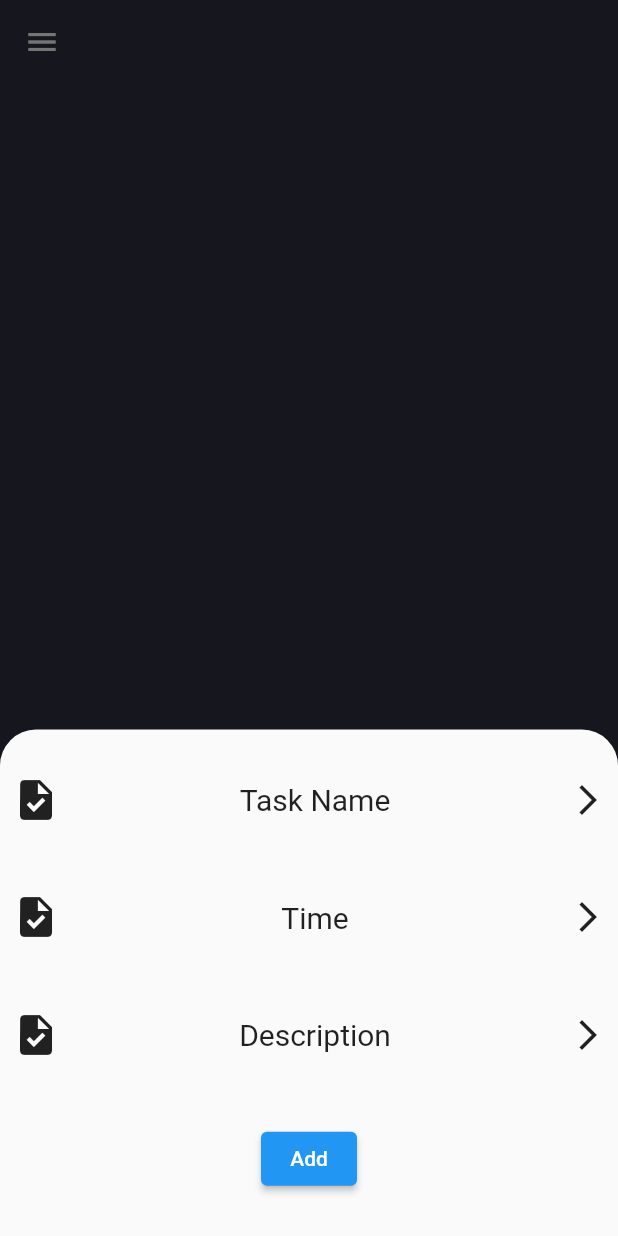
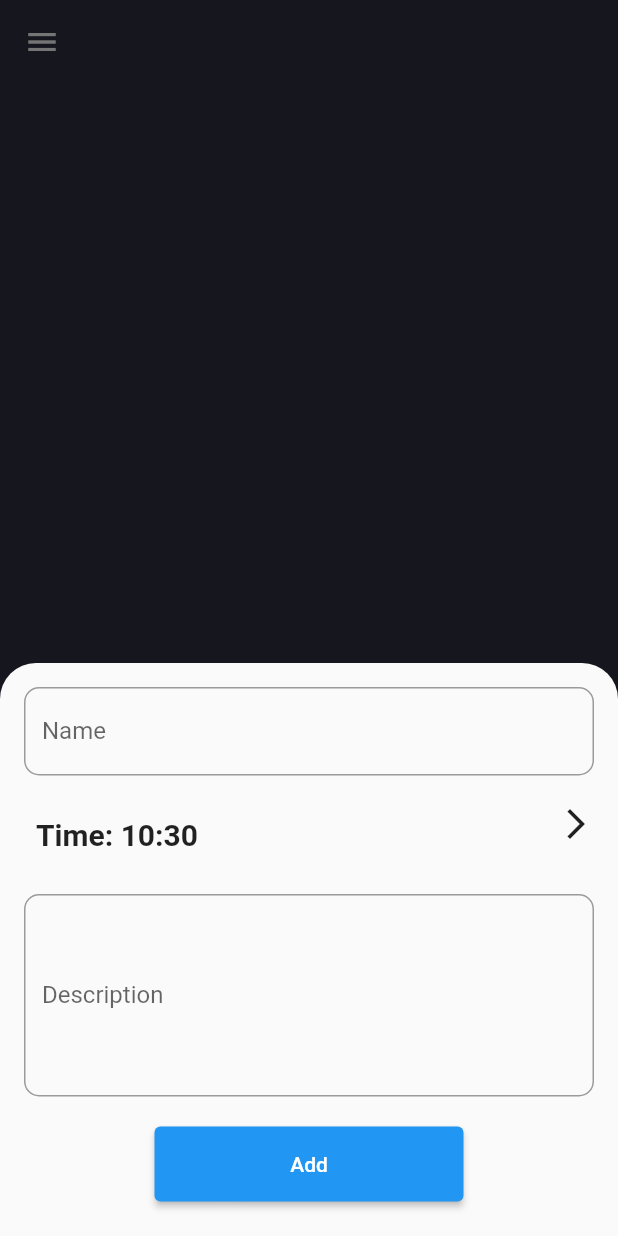
Before and after one commit to VuNA2k2/Schedule-Flutter, a Flutter app: the TasksPage screen opened directly with empty values, after a tap on the "add" icon, on a phone screen of 412 x 824 dp. Run offline on Flutter 3.47's test engine with Material 2 defaults, Android fonts, the phone set to English and light mode, and no system bars; our stand-ins replace audioplayers, flutter_local_notifications; missing offline and left inert: workmanager.

Commit message:
Add Task Feature and push notification

```diff
--- a/lib/controller/Application.dart
+++ b/lib/controller/Application.dart
@@ -1,10 +1,12 @@
+
 import 'package:schedule/models/Days.dart';
 import 'package:flutter_local_notifications/flutter_local_notifications.dart';
 
+
 class Application {
   final FlutterLocalNotificationsPlugin _flutterLocalNotificationsPlugin = FlutterLocalNotificationsPlugin();
-  static Application _instance = Application._internal();
-  Application._internal();
+  static Application _instance = Application._();
+  Application._();
   static Application get instance => _instance;
   final Map<String, int> _mValueDay = {
     "Monday" : 1,
@@ -40,7 +42,7 @@ class Application {
   FlutterLocalNotificationsPlugin get flutterLocalNotificationsPlugin =>
       _flutterLocalNotificationsPlugin;
 
-  void _createNotification(int id, String title, String body) async {
+  void createNotification(int id, String title, String body, DateTime scheduledDate) async {
 
     AndroidNotificationDetails androidNotificationDetails = AndroidNotificationDetails(
       'alarm_notification',
@@ -59,8 +61,10 @@ class Application {
       iOS: iosNotificationDetails,
     );
 
-    await _flutterLocalNotificationsPlugin.show(0, title, body, notificationDetails);
+    await _flutterLocalNotificationsPlugin.schedule(0, title, body, scheduledDate, notificationDetails);
   }
 
   Map<String, int> get mValueDay => _mValueDay;
+
+
 }
--- a/lib/models/Task.dart
+++ b/lib/models/Task.dart
@@ -1,7 +1,7 @@
 class Task {
   String _day;
   String _name;
-  DateTime _time;
+  String _time;
   String? _description;
   bool _isPending;
   bool _isCompleted;
@@ -37,12 +37,9 @@ class Task {
     _name = value;
   }
 
-  DateTime get time => _time;
+  String get time => _time;
 
-  set time(DateTime value) {
-    if(value.isAfter(DateTime.now())) {
-      value.add(Duration(days: 7));
-    }
+  set time(String value) {
     _time = value;
   }
 }
--- a/lib/views/TaskPage.dart
+++ b/lib/views/TaskPage.dart
@@ -4,6 +4,7 @@ import 'package:flutter_local_notifications/flutter_local_notifications.dart';
 import 'package:schedule/controller/Application.dart';
 import 'package:intl/intl.dart';
 import 'package:schedule/models/Days.dart';
+import 'package:workmanager/workmanager.dart';
 import '../models/Task.dart';
 
 class TasksPage extends StatefulWidget {
@@ -21,7 +22,7 @@ class TasksPage extends StatefulWidget {
 class _TasksPage extends State<TasksPage> {
   Days _day;
   final _keyForm = GlobalKey<FormState>();
-
+  var controllerName = TextEditingController();
   _TasksPage(this._day);
 
   final Application application = Application.instance;
@@ -95,7 +96,7 @@ class _TasksPage extends State<TasksPage> {
                               crossAxisAlignment: CrossAxisAlignment.start,
                               mainAxisAlignment: MainAxisAlignment.spaceAround,
                               children: [
-                                Text(DateFormat("HH:mm").format(_day.tasks[index].time), style: const TextStyle(fontSize: 20, color: Colors.white70),),
+                                Text(_day.tasks[index].time, style: const TextStyle(fontSize: 20, color: Colors.white70),),
                                 Text(_day.tasks[index].description, style: const TextStyle(fontSize: 14, color: Colors.white30),maxLines: 2,)
                               ],
                             ),
@@ -121,91 +122,104 @@ class _TasksPage extends State<TasksPage> {
     );
   }
 
-  Future<Task> _addTask(BuildContext context) async {
+  Future<Task?> _addTask(BuildContext context) async {
     String stringTaskName = "Task Name";
-    String stringTaskTime = "Time";
+    String stringTaskTime = DateFormat("HH:mm").format(DateTime.now());
     String stringTaskDes = "Description";
-    showModalBottomSheet(
-      context: context,
+    DateTime selectDateTime = DateTime.now();
+    var controllerName = TextEditingController();
+    var controllerDes = TextEditingController();
+    Duration duration = Duration();
+    showModalBottomSheet<Task?>(
+        context: context,
+        isScrollControlled: true, // only work on showModalBottomSheet function
       builder: (BuildContext context) {
-        return Container(
-          padding: EdgeInsets.all(4),
-          margin: EdgeInsets.all(4),
-          height: MediaQuery.of(context).size.height / 2.5,
-          child: Form(
-            key: _keyForm,
+        return Padding(
+          padding: EdgeInsets.only(bottom: MediaQuery.of(context).viewInsets.bottom),
+          child: Container(
+            height: 350,
+            margin: EdgeInsets.all(16),
             child: Column(
-              mainAxisAlignment: MainAxisAlignment.spaceAround,
+              mainAxisAlignment: MainAxisAlignment.start,
               crossAxisAlignment: CrossAxisAlignment.center,
               children: [
-                GestureDetector( // Task Name
-                  child: Container(
-                    child: Row(
-                      mainAxisAlignment: MainAxisAlignment.spaceBetween,
-                      crossAxisAlignment: CrossAxisAlignment.center,
-                      children: [
-                        Icon(Icons.task, size: 32,),
-                        Container(
-                          margin: EdgeInsets.all(8),
-                          child: Text(
-                              style: TextStyle(fontSize: 20),
-                              stringTaskName
-                          ),
-                        ),
-                        Icon(Icons.arrow_forward_ios)
-                      ],
+                TextField(
+                  decoration: InputDecoration(
+                    label: Text("Name"),
+                    hintText: "Enter Name",
+                    border: OutlineInputBorder(
+                        borderRadius: BorderRadius.circular(10)
                     ),
                   ),
-                  onTap: () {
-                    stringTaskName = showTaskNameDialog(context);
-                    print(stringTaskName);
-                    if(stringTaskName != null) {
-                      setState(() {
-
-                      });
-                    }
-                  },
+                  controller: controllerName,
                 ),
+                SizedBox(height: 20,),
                 GestureDetector( // Time
                   child: Row(
                     mainAxisAlignment: MainAxisAlignment.spaceBetween,
-                    crossAxisAlignment: CrossAxisAlignment.center,
+                    crossAxisAlignment: CrossAxisAlignment.start,
                     children: [
-                      Icon(Icons.task, size: 32,),
                       Container(
                         margin: EdgeInsets.all(8),
                         child: Text(
-                            style: TextStyle(fontSize: 20),
-                            stringTaskTime
+                            style: TextStyle(fontSize: 20, fontWeight: FontWeight.bold),
+                            "Time: ${stringTaskTime}"
                         ),
                       ),
                       Icon(Icons.arrow_forward_ios)
                     ],
                   ),
+                  onTap: () async {
+                    var selectTime = await showTimePicker(
+                      context: context,
+                      initialTime: TimeOfDay.now(),
+                    );
+                    if(selectTime != null) {
+                      setState(() {
+                        var now = DateTime.now();
+                        selectDateTime = DateTime(
+                          now.year,
+                          now.month,
+                          now.day + (7 - (application.mValueDay[_day.name]! - application.mValueDay[DateFormat("EEEE").format(now)]!)) % 7,
+                          selectTime.hour,
+                          selectTime.minute,
+                        );
+                        if(selectDateTime.isAfter(now)) selectDateTime.add(Duration(days: 7));
+                        duration = selectDateTime.difference(now);
+                        stringTaskTime = DateFormat("HH:mm").format(selectDateTime);
+                      });
+                    }
+                  },
                 ),
-                GestureDetector( // Description
-                  child: Row(
-                    mainAxisAlignment: MainAxisAlignment.spaceBetween,
-                    crossAxisAlignment: CrossAxisAlignment.center,
-                    children: [
-                      Icon(Icons.task, size: 32,),
-                      Container(
-                        margin: EdgeInsets.all(8),
-                        child: Text(
-                            style: TextStyle(fontSize: 20),
-                            stringTaskDes
-                        ),
-                      ),
-                      Icon(Icons.arrow_forward_ios)
-                    ],
+                SizedBox(height: 20,),
+                TextField(
+                  decoration: InputDecoration(
+                    label: Text("Description"),
+                    hintText: "Enter Description",
+                    border: OutlineInputBorder(
+                        borderRadius: BorderRadius.circular(10)
+                    ),
+                  ),
+                  maxLines: 5,
+                  controller: controllerDes,
+                ),
+                SizedBox(height: 20,),
+                SizedBox(
+                  height: 50,
+                  width: MediaQuery.of(context).size.width / 2,
+                  child: ElevatedButton(
+                    onPressed: () {
+                        stringTaskName = controllerName.text;
+                        stringTaskDes = controllerDes.text;
+                        Navigator.pop(context);
+                        _setAlarm(stringTaskName, stringTaskDes, duration);
+                        setState(() {
+                          _day.tasks.add(Task(_day.name, stringTaskName, stringTaskTime, stringTaskDes, true, false));
+                        });
+                    },
+                    child: Text("Add"),
                   ),
                 ),
-                ElevatedButton(
-                  onPressed: () {
-
-                  },
-                  child: Text("Add"),
-                )
               ],
             ),
           ),
@@ -217,47 +231,10 @@ class _TasksPage extends State<TasksPage> {
         )
       )
     );
-
-    return Task(_day.name, "Test", DateTime.now(), "tes", true, false);
   }
 
-  void _setAlarm(DateTime selectTime) {
-
-  }
-
-  String showTaskNameDialog(BuildContext context) {
-    var controllerName = TextEditingController();
-    showDialog(
-      context: context,
-      builder: (context) {
-        return Dialog(
-          child: Container(
-            height: MediaQuery.of(context).size.height / 4,
-            decoration: BoxDecoration(
-              borderRadius: BorderRadius.circular(24),
-            ),
-            child: Column(
-              children: [
-                TextField(
-                  controller: controllerName,
-                  decoration: InputDecoration(
-                    label: Text("Task Name",),
-                    hintText: "Enter Task",
-                    border: OutlineInputBorder(),
-                  ),
-                ),
-                ElevatedButton(
-                  onPressed: () {
-                    Navigator.pop(context);
-                  },
-                  child: Text("OK"),
-                )
-              ],
-            )
-          ),
-        );
-      }
-    );
-    return controllerName.text;
+  void _setAlarm(String title, String body,Duration duration) {
+    var now = DateTime.now();
+    application.createNotification(0, title, body, now.add(duration));
   }
 }
--- a/pubspec.yaml
+++ b/pubspec.yaml
@@ -57,13 +57,16 @@ dev_dependencies:
 # The following section is specific to Flutter packages.
 flutter:
 
+  assets:
+    - assets/sound.mp3
   # The following line ensures that the Material Icons font is
   # included with your application, so that you can use the icons in
   # the material Icons class.
   uses-material-design: true
 
   # To add assets to your application, add an assets section, like this:
-  # assets:
+#   assets:
+#     - assets/sound.mp3
   #   - images/a_dot_burr.jpeg
   #   - images/a_dot_ham.jpeg
 
```
Also changed, not shown: lib/main.dart (+17 -1 lines), 1 other file.
